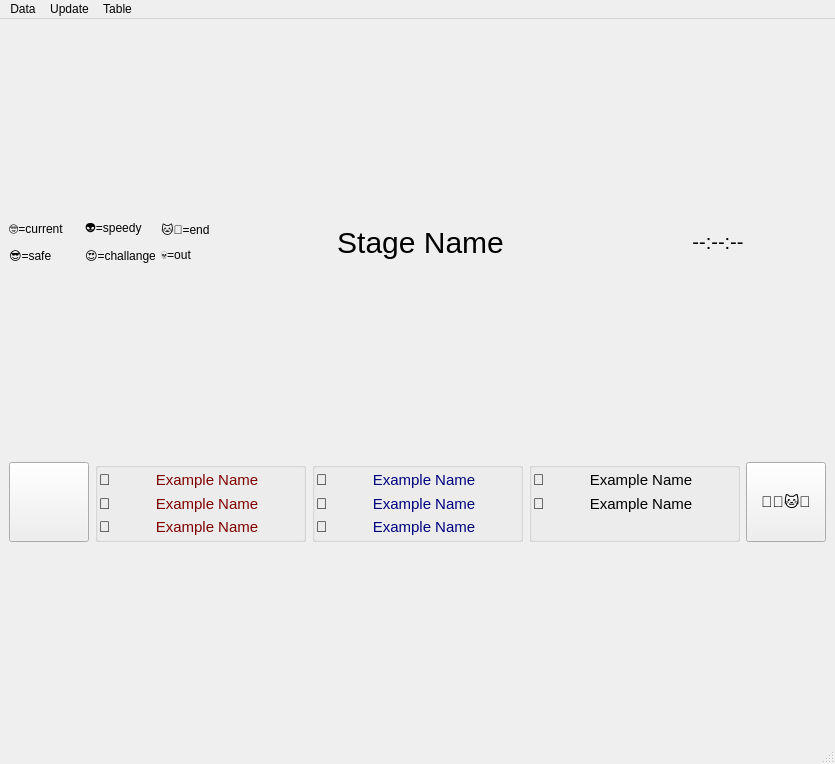
The window that code/ncm_win_ranking_stage.ui (DavidEilenstein/Ninja_Competition_Manager) describes before a commit, drawn with Qt 5.
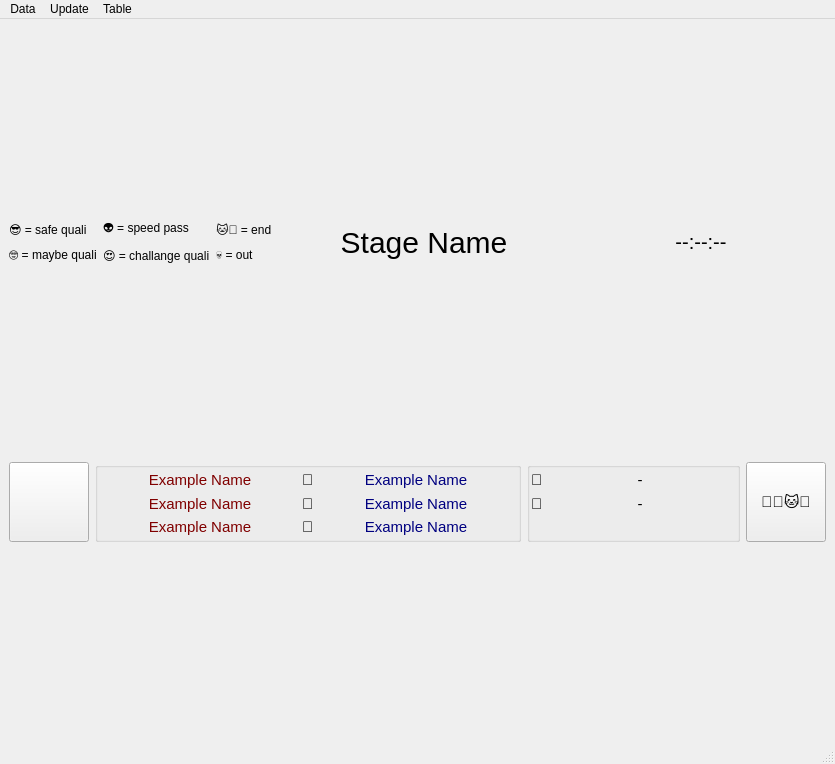
The same window after the commit.

What changed in the file:
```diff
--- a/code/ncm_win_ranking_stage.ui
+++ b/code/ncm_win_ranking_stage.ui
@@ -15,15 +15,275 @@
   </property>
   <widget class="QWidget" name="centralwidget">
    <layout class="QGridLayout" name="gridLayout_2">
+    <item row="2" column="0" colspan="4">
+     <layout class="QGridLayout" name="gridLayout">
+      <item row="0" column="4" rowspan="2">
+       <widget class="QLabel" name="label_Name">
+        <property name="sizePolicy">
+         <sizepolicy hsizetype="Preferred" vsizetype="Maximum">
+          <horstretch>0</horstretch>
+          <verstretch>0</verstretch>
+         </sizepolicy>
+        </property>
+        <property name="minimumSize">
+         <size>
+          <width>0</width>
+          <height>46</height>
+         </size>
+        </property>
+        <property name="maximumSize">
+         <size>
+          <width>16777215</width>
+          <height>46</height>
+         </size>
+        </property>
+        <property name="styleSheet">
+         <string notr="true">font-size: 30px;</string>
+        </property>
+        <property name="text">
+         <string>Stage Name</string>
+        </property>
+        <property name="alignment">
+         <set>Qt::AlignCenter</set>
+        </property>
+       </widget>
+      </item>
+      <item row="1" column="2">
+       <widget class="QLabel" name="label_6">
+        <property name="sizePolicy">
+         <sizepolicy hsizetype="Maximum" vsizetype="Preferred">
+          <horstretch>0</horstretch>
+          <verstretch>0</verstretch>
+         </sizepolicy>
+        </property>
+        <property name="minimumSize">
+         <size>
+          <width>70</width>
+          <height>20</height>
+         </size>
+        </property>
+        <property name="maximumSize">
+         <size>
+          <width>16777215</width>
+          <height>20</height>
+         </size>
+        </property>
+        <property name="text">
+         <string>😍 = challange quali</string>
+        </property>
+       </widget>
+      </item>
+      <item row="0" column="3">
+       <widget class="QLabel" name="label_5">
+        <property name="sizePolicy">
+         <sizepolicy hsizetype="Maximum" vsizetype="Preferred">
+          <horstretch>0</horstretch>
+          <verstretch>0</verstretch>
+         </sizepolicy>
+        </property>
+        <property name="minimumSize">
+         <size>
+          <width>0</width>
+          <height>0</height>
+         </size>
+        </property>
+        <property name="maximumSize">
+         <size>
+          <width>16777215</width>
+          <height>20</height>
+         </size>
+        </property>
+        <property name="text">
+         <string>🐱‍👤 = end</string>
+        </property>
+       </widget>
+      </item>
+      <item row="0" column="2">
+       <widget class="QLabel" name="label_10">
+        <property name="sizePolicy">
+         <sizepolicy hsizetype="Maximum" vsizetype="Preferred">
+          <horstretch>0</horstretch>
+          <verstretch>0</verstretch>
+         </sizepolicy>
+        </property>
+        <property name="minimumSize">
+         <size>
+          <width>70</width>
+          <height>20</height>
+         </size>
+        </property>
+        <property name="maximumSize">
+         <size>
+          <width>16777215</width>
+          <height>20</height>
+         </size>
+        </property>
+        <property name="text">
+         <string>👽 = speed pass</string>
+        </property>
+       </widget>
+      </item>
+      <item row="0" column="5" rowspan="2">
+       <widget class="QLabel" name="label_Time">
+        <property name="maximumSize">
+         <size>
+          <width>250</width>
+          <height>40</height>
+         </size>
+        </property>
+        <property name="sizeIncrement">
+         <size>
+          <width>250</width>
+          <height>40</height>
+         </size>
+        </property>
+        <property name="styleSheet">
+         <string notr="true">font-size: 20px;</string>
+        </property>
+        <property name="text">
+         <string>--:--:--</string>
+        </property>
+        <property name="alignment">
+         <set>Qt::AlignCenter</set>
+        </property>
+       </widget>
+      </item>
+      <item row="1" column="3">
+       <widget class="QLabel" name="label_9">
+        <property name="sizePolicy">
+         <sizepolicy hsizetype="Maximum" vsizetype="Preferred">
+          <horstretch>0</horstretch>
+          <verstretch>0</verstretch>
+         </sizepolicy>
+        </property>
+        <property name="minimumSize">
+         <size>
+          <width>0</width>
+          <height>0</height>
+         </size>
+        </property>
+        <property name="maximumSize">
+         <size>
+          <width>16777215</width>
+          <height>20</height>
+         </size>
+        </property>
+        <property name="text">
+         <string>💀 = out</string>
+        </property>
+       </widget>
+      </item>
+      <item row="0" column="1">
+       <widget class="QLabel" name="label_2">
+        <property name="sizePolicy">
+         <sizepolicy hsizetype="Maximum" vsizetype="Preferred">
+          <horstretch>0</horstretch>
+          <verstretch>0</verstretch>
+         </sizepolicy>
+        </property>
+        <property name="minimumSize">
+         <size>
+          <width>70</width>
+          <height>20</height>
+         </size>
+        </property>
+        <property name="maximumSize">
+         <size>
+          <width>16777215</width>
+          <height>20</height>
+         </size>
+        </property>
+        <property name="text">
+         <string>😎 = safe quali</string>
+        </property>
+       </widget>
+      </item>
+      <item row="1" column="1">
+       <widget class="QLabel" name="label_3">
+        <property name="sizePolicy">
+         <sizepolicy hsizetype="Maximum" vsizetype="Preferred">
+          <horstretch>0</horstretch>
+          <verstretch>0</verstretch>
+         </sizepolicy>
+        </property>
+        <property name="minimumSize">
+         <size>
+          <width>70</width>
+          <height>20</height>
+         </size>
+        </property>
+        <property name="maximumSize">
+         <size>
+          <width>16777215</width>
+          <height>20</height>
+         </size>
+        </property>
+        <property name="text">
+         <string>🤓 = maybe quali</string>
+        </property>
+       </widget>
+      </item>
+     </layout>
+    </item>
+    <item row="5" column="3">
+     <widget class="QPushButton" name="pushButton_BTN">
+      <property name="minimumSize">
+       <size>
+        <width>80</width>
+        <height>80</height>
+       </size>
+      </property>
+      <property name="maximumSize">
+       <size>
+        <width>80</width>
+        <height>80</height>
+       </size>
+      </property>
+      <property name="styleSheet">
+       <string notr="true">font-size: 15px;</string>
+      </property>
+      <property name="text">
+       <string>🐻🐯🐱‍👤</string>
+      </property>
+     </widget>
+    </item>
+    <item row="5" column="0">
+     <widget class="QPushButton" name="pushButton_DE">
+      <property name="minimumSize">
+       <size>
+        <width>80</width>
+        <height>80</height>
+       </size>
+      </property>
+      <property name="maximumSize">
+       <size>
+        <width>80</width>
+        <height>80</height>
+       </size>
+      </property>
+      <property name="text">
+       <string/>
+      </property>
+     </widget>
+    </item>
+    <item row="3" column="0" colspan="4">
+     <layout class="QGridLayout" name="gridLayout_Ranking"/>
+    </item>
     <item row="5" column="1">
-     <widget class="QGroupBox" name="groupBox">
+     <widget class="QGroupBox" name="groupBox_6">
+      <property name="sizePolicy">
+       <sizepolicy hsizetype="Preferred" vsizetype="Preferred">
+        <horstretch>2</horstretch>
+        <verstretch>0</verstretch>
+       </sizepolicy>
+      </property>
       <property name="title">
        <string/>
       </property>
       <property name="alignment">
        <set>Qt::AlignCenter</set>
       </property>
-      <layout class="QGridLayout" name="gridLayout_5">
+      <layout class="QGridLayout" name="gridLayout_8">
        <property name="leftMargin">
         <number>1</number>
        </property>
@@ -39,41 +299,11 @@
        <property name="spacing">
         <number>1</number>
        </property>
-       <item row="2" column="0">
-        <widget class="QLabel" name="label_17">
-         <property name="sizePolicy">
-          <sizepolicy hsizetype="Maximum" vsizetype="Preferred">
-           <horstretch>0</horstretch>
-           <verstretch>0</verstretch>
-          </sizepolicy>
-         </property>
+       <item row="0" column="2">
+        <widget class="QLabel" name="label_Podium_M1">
          <property name="styleSheet">
-          <string notr="true">font-size: 15px;</string>
-         </property>
-         <property name="text">
-          <string>🥉</string>
-         </property>
-        </widget>
-       </item>
-       <item row="2" column="1">
-        <widget class="QLabel" name="label_Podium_F3">
-         <property name="styleSheet">
           <string notr="true">font-size: 15px;
-color: rgb(128, 0, 0);</string>
-         </property>
-         <property name="text">
-          <string>Example Name</string>
-         </property>
-         <property name="alignment">
-          <set>Qt::AlignCenter</set>
-         </property>
-        </widget>
-       </item>
-       <item row="1" column="1">
-        <widget class="QLabel" name="label_Podium_F2">
-         <property name="styleSheet">
-          <string notr="true">font-size: 15px;
-color: rgb(128, 0, 0);</string>
+color: rgb(0, 0, 128);</string>
          </property>
          <property name="text">
           <string>Example Name</string>
@@ -84,6 +314,82 @@
         </widget>
        </item>
        <item row="0" column="1">
+        <widget class="QLabel" name="label_18">
+         <property name="sizePolicy">
+          <sizepolicy hsizetype="Maximum" vsizetype="Preferred">
+           <horstretch>0</horstretch>
+           <verstretch>0</verstretch>
+          </sizepolicy>
+         </property>
+         <property name="styleSheet">
+          <string notr="true">font-size: 15px;</string>
+         </property>
+         <property name="text">
+          <string>🥇</string>
+         </property>
+        </widget>
+       </item>
+       <item row="1" column="2">
+        <widget class="QLabel" name="label_Podium_M2">
+         <property name="styleSheet">
+          <string notr="true">font-size: 15px;
+color: rgb(0, 0, 128);</string>
+         </property>
+         <property name="text">
+          <string>Example Name</string>
+         </property>
+         <property name="alignment">
+          <set>Qt::AlignCenter</set>
+         </property>
+        </widget>
+       </item>
+       <item row="1" column="1">
+        <widget class="QLabel" name="label_19">
+         <property name="sizePolicy">
+          <sizepolicy hsizetype="Maximum" vsizetype="Preferred">
+           <horstretch>0</horstretch>
+           <verstretch>0</verstretch>
+          </sizepolicy>
+         </property>
+         <property name="styleSheet">
+          <string notr="true">font-size: 15px;</string>
+         </property>
+         <property name="text">
+          <string>🥈</string>
+         </property>
+        </widget>
+       </item>
+       <item row="2" column="2">
+        <widget class="QLabel" name="label_Podium_M3">
+         <property name="styleSheet">
+          <string notr="true">font-size: 15px;
+color: rgb(0, 0, 128);</string>
+         </property>
+         <property name="text">
+          <string>Example Name</string>
+         </property>
+         <property name="alignment">
+          <set>Qt::AlignCenter</set>
+         </property>
+        </widget>
+       </item>
+       <item row="2" column="1">
+        <widget class="QLabel" name="label_20">
+         <property name="sizePolicy">
+          <sizepolicy hsizetype="Maximum" vsizetype="Preferred">
+           <horstretch>0</horstretch>
+           <verstretch>0</verstretch>
+          </sizepolicy>
+         </property>
+         <property name="styleSheet">
+          <string notr="true">font-size: 15px;</string>
+         </property>
+         <property name="text">
+          <string>🥉</string>
+         </property>
+        </widget>
+       </item>
+       <item row="0" column="0">
         <widget class="QLabel" name="label_Podium_F1">
          <property name="styleSheet">
           <string notr="true">font-size: 15px;
@@ -98,42 +404,44 @@
         </widget>
        </item>
        <item row="1" column="0">
-        <widget class="QLabel" name="label_16">
-         <property name="sizePolicy">
-          <sizepolicy hsizetype="Maximum" vsizetype="Preferred">
-           <horstretch>0</horstretch>
-           <verstretch>0</verstretch>
-          </sizepolicy>
-         </property>
+        <widget class="QLabel" name="label_Podium_F2">
          <property name="styleSheet">
-          <string notr="true">font-size: 15px;</string>
+          <string notr="true">font-size: 15px;
+color: rgb(128, 0, 0);</string>
          </property>
          <property name="text">
-          <string>🥈</string>
+          <string>Example Name</string>
+         </property>
+         <property name="alignment">
+          <set>Qt::AlignCenter</set>
          </property>
         </widget>
        </item>
-       <item row="0" column="0">
-        <widget class="QLabel" name="label_15">
-         <property name="sizePolicy">
-          <sizepolicy hsizetype="Maximum" vsizetype="Preferred">
-           <horstretch>0</horstretch>
-           <verstretch>0</verstretch>
-          </sizepolicy>
-         </property>
+       <item row="2" column="0">
+        <widget class="QLabel" name="label_Podium_F3">
          <property name="styleSheet">
-          <string notr="true">font-size: 15px;</string>
+          <string notr="true">font-size: 15px;
+color: rgb(128, 0, 0);</string>
          </property>
          <property name="text">
-          <string>🥇</string>
+          <string>Example Name</string>
+         </property>
+         <property name="alignment">
+          <set>Qt::AlignCenter</set>
          </property>
         </widget>
        </item>
       </layout>
      </widget>
     </item>
-    <item row="5" column="3">
+    <item row="5" column="2">
      <widget class="QGroupBox" name="groupBox_2">
+      <property name="sizePolicy">
+       <sizepolicy hsizetype="Preferred" vsizetype="Preferred">
+        <horstretch>1</horstretch>
+        <verstretch>0</verstretch>
+       </sizepolicy>
+      </property>
       <property name="title">
        <string/>
       </property>
@@ -162,7 +470,7 @@
           <string notr="true">font-size: 15px;</string>
          </property>
          <property name="text">
-          <string>Example Name</string>
+          <string>-</string>
          </property>
          <property name="alignment">
           <set>Qt::AlignCenter</set>
@@ -175,7 +483,7 @@
           <string notr="true">font-size: 15px;</string>
          </property>
          <property name="text">
-          <string>Example Name</string>
+          <string>-</string>
          </property>
          <property name="alignment">
           <set>Qt::AlignCenter</set>
@@ -224,341 +532,6 @@
       </layout>
      </widget>
     </item>
-    <item row="5" column="4">
-     <widget class="QPushButton" name="pushButton_BTN">
-      <property name="minimumSize">
-       <size>
-        <width>80</width>
-        <height>80</height>
-       </size>
-      </property>
-      <property name="maximumSize">
-       <size>
-        <width>80</width>
-        <height>80</height>
-       </size>
-      </property>
-      <property name="styleSheet">
-       <string notr="true">font-size: 15px;</string>
-      </property>
-      <property name="text">
-       <string>🐻🐯🐱‍👤</string>
-      </property>
-     </widget>
-    </item>
-    <item row="5" column="0">
-     <widget class="QPushButton" name="pushButton_DE">
-      <property name="minimumSize">
-       <size>
-        <width>80</width>
-        <height>80</height>
-       </size>
-      </property>
-      <property name="maximumSize">
-       <size>
-        <width>80</width>
-        <height>80</height>
-       </size>
-      </property>
-      <property name="text">
-       <string/>
-      </property>
-     </widget>
-    </item>
-    <item row="5" column="2">
-     <widget class="QGroupBox" name="groupBox_6">
-      <property name="title">
-       <string/>
-      </property>
-      <property name="alignment">
-       <set>Qt::AlignCenter</set>
-      </property>
-      <layout class="QGridLayout" name="gridLayout_8">
-       <property name="leftMargin">
-        <number>1</number>
-       </property>
-       <property name="topMargin">
-        <number>1</number>
-       </property>
-       <property name="rightMargin">
-        <number>1</number>
-       </property>
-       <property name="bottomMargin">
-        <number>1</number>
-       </property>
-       <property name="spacing">
-        <number>1</number>
-       </property>
-       <item row="2" column="1">
-        <widget class="QLabel" name="label_Podium_M3">
-         <property name="styleSheet">
-          <string notr="true">font-size: 15px;
-color: rgb(0, 0, 128);</string>
-         </property>
-         <property name="text">
-          <string>Example Name</string>
-         </property>
-         <property name="alignment">
-          <set>Qt::AlignCenter</set>
-         </property>
-        </widget>
-       </item>
-       <item row="0" column="0">
-        <widget class="QLabel" name="label_18">
-         <property name="sizePolicy">
-          <sizepolicy hsizetype="Maximum" vsizetype="Preferred">
-           <horstretch>0</horstretch>
-           <verstretch>0</verstretch>
-          </sizepolicy>
-         </property>
-         <property name="styleSheet">
-          <string notr="true">font-size: 15px;</string>
-         </property>
-         <property name="text">
-          <string>🥇</string>
-         </property>
-        </widget>
-       </item>
-       <item row="2" column="0">
-        <widget class="QLabel" name="label_20">
-         <property name="sizePolicy">
-          <sizepolicy hsizetype="Maximum" vsizetype="Preferred">
-           <horstretch>0</horstretch>
-           <verstretch>0</verstretch>
-          </sizepolicy>
-         </property>
-         <property name="styleSheet">
-          <string notr="true">font-size: 15px;</string>
-         </property>
-         <property name="text">
-          <string>🥉</string>
-         </property>
-        </widget>
-       </item>
-       <item row="0" column="1">
-        <widget class="QLabel" name="label_Podium_M1">
-         <property name="styleSheet">
-          <string notr="true">font-size: 15px;
-color: rgb(0, 0, 128);</string>
-         </property>
-         <property name="text">
-          <string>Example Name</string>
-         </property>
-         <property name="alignment">
-          <set>Qt::AlignCenter</set>
-         </property>
-        </widget>
-       </item>
-       <item row="1" column="0">
-        <widget class="QLabel" name="label_19">
-         <property name="sizePolicy">
-          <sizepolicy hsizetype="Maximum" vsizetype="Preferred">
-           <horstretch>0</horstretch>
-           <verstretch>0</verstretch>
-          </sizepolicy>
-         </property>
-         <property name="styleSheet">
-          <string notr="true">font-size: 15px;</string>
-         </property>
-         <property name="text">
-          <string>🥈</string>
-         </property>
-        </widget>
-       </item>
-       <item row="1" column="1">
-        <widget class="QLabel" name="label_Podium_M2">
-         <property name="styleSheet">
-          <string notr="true">font-size: 15px;
-color: rgb(0, 0, 128);</string>
-         </property>
-         <property name="text">
-          <string>Example Name</string>
-         </property>
-         <property name="alignment">
-          <set>Qt::AlignCenter</set>
-         </property>
-        </widget>
-       </item>
-      </layout>
-     </widget>
-    </item>
-    <item row="3" column="0" colspan="5">
-     <layout class="QGridLayout" name="gridLayout_Ranking"/>
-    </item>
-    <item row="2" column="0" colspan="5">
-     <layout class="QGridLayout" name="gridLayout">
-      <item row="1" column="1">
-       <widget class="QLabel" name="label_6">
-        <property name="minimumSize">
-         <size>
-          <width>70</width>
-          <height>20</height>
-         </size>
-        </property>
-        <property name="maximumSize">
-         <size>
-          <width>70</width>
-          <height>20</height>
-         </size>
-        </property>
-        <property name="text">
-         <string>😍=challange</string>
-        </property>
-       </widget>
-      </item>
-      <item row="0" column="1">
-       <widget class="QLabel" name="label_10">
-        <property name="minimumSize">
-         <size>
-          <width>70</width>
-          <height>20</height>
-         </size>
-        </property>
-        <property name="maximumSize">
-         <size>
-          <width>70</width>
-          <height>20</height>
-         </size>
-        </property>
-        <property name="text">
-         <string>👽=speedy</string>
-        </property>
-       </widget>
-      </item>
-      <item row="1" column="0">
-       <widget class="QLabel" name="label_2">
-        <property name="minimumSize">
-         <size>
-          <width>70</width>
-          <height>20</height>
-         </size>
-        </property>
-        <property name="maximumSize">
-         <size>
-          <width>70</width>
-          <height>20</height>
-         </size>
-        </property>
-        <property name="text">
-         <string>😎=safe</string>
-        </property>
-       </widget>
-      </item>
-      <item row="1" column="2">
-       <widget class="QLabel" name="label_9">
-        <property name="minimumSize">
-         <size>
-          <width>70</width>
-          <height>20</height>
-         </size>
-        </property>
-        <property name="maximumSize">
-         <size>
-          <width>70</width>
-          <height>20</height>
-         </size>
-        </property>
-        <property name="text">
-         <string>💀=out</string>
-        </property>
-       </widget>
-      </item>
-      <item row="0" column="2">
-       <widget class="QLabel" name="label_5">
-        <property name="minimumSize">
-         <size>
-          <width>70</width>
-          <height>20</height>
-         </size>
-        </property>
-        <property name="maximumSize">
-         <size>
-          <width>70</width>
-          <height>20</height>
-         </size>
-        </property>
-        <property name="text">
-         <string>🐱‍👤=end</string>
-        </property>
-       </widget>
-      </item>
-      <item row="0" column="0">
-       <widget class="QLabel" name="label_3">
-        <property name="minimumSize">
-         <size>
-          <width>70</width>
-          <height>20</height>
-         </size>
-        </property>
-        <property name="maximumSize">
-         <size>
-          <width>70</width>
-          <height>20</height>
-         </size>
-        </property>
-        <property name="text">
-         <string>🤓=current</string>
-        </property>
-       </widget>
-      </item>
-      <item row="0" column="3" rowspan="2">
-       <widget class="QLabel" name="label_Name">
-        <property name="sizePolicy">
-         <sizepolicy hsizetype="Preferred" vsizetype="Maximum">
-          <horstretch>0</horstretch>
-          <verstretch>0</verstretch>
-         </sizepolicy>
-        </property>
-        <property name="minimumSize">
-         <size>
-          <width>0</width>
-          <height>40</height>
-         </size>
-        </property>
-        <property name="maximumSize">
-         <size>
-          <width>16777215</width>
-          <height>40</height>
-         </size>
-        </property>
-        <property name="styleSheet">
-         <string notr="true">font-size: 30px;</string>
-        </property>
-        <property name="text">
-         <string>Stage Name</string>
-        </property>
-        <property name="alignment">
-         <set>Qt::AlignCenter</set>
-        </property>
-       </widget>
-      </item>
-      <item row="0" column="4" rowspan="2">
-       <widget class="QLabel" name="label_Time">
-        <property name="maximumSize">
-         <size>
-          <width>216</width>
-          <height>40</height>
-         </size>
-        </property>
-        <property name="sizeIncrement">
-         <size>
-          <width>216</width>
-          <height>40</height>
-         </size>
-        </property>
-        <property name="styleSheet">
-         <string notr="true">font-size: 20px;</string>
-        </property>
-        <property name="text">
-         <string>--:--:--</string>
-        </property>
-        <property name="alignment">
-         <set>Qt::AlignCenter</set>
-        </property>
-       </widget>
-      </item>
-     </layout>
-    </item>
    </layout>
   </widget>
   <widget class="QMenuBar" name="menubar">
```
